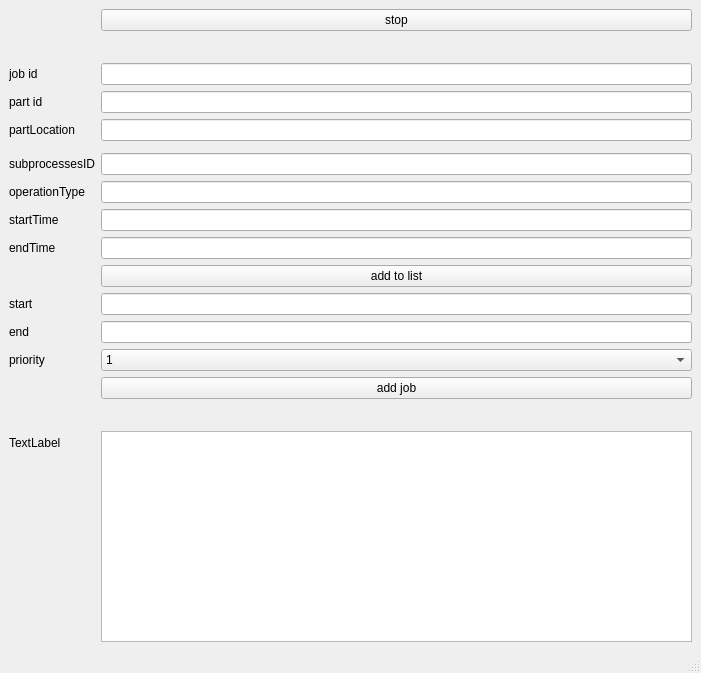
Old version of the form src/gui/gui/Interface.ui in the repository robosam2003/fams_ws.
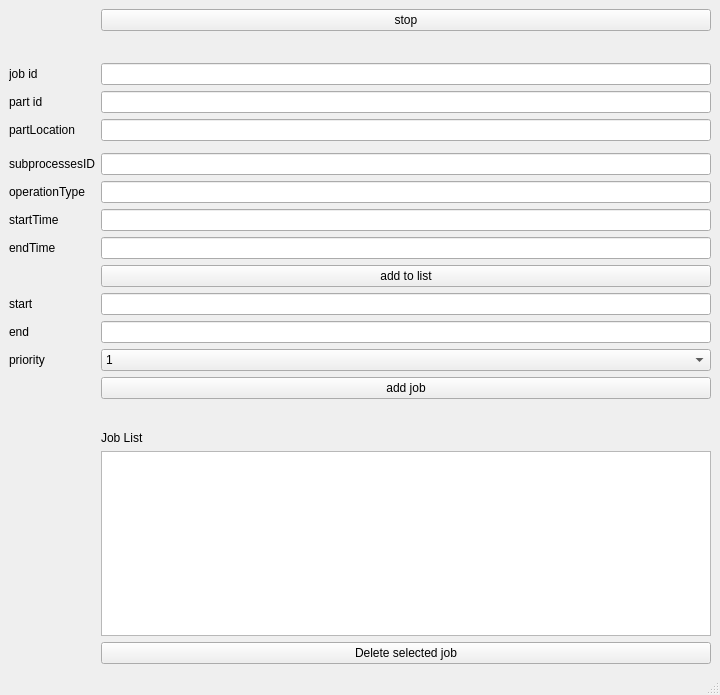
New version of the form. Icons and pictures are not drawn.

The edit to the form file:
```diff
--- a/src/gui/gui/Interface.ui
+++ b/src/gui/gui/Interface.ui
@@ -6,8 +6,8 @@
    <rect>
     <x>0</x>
     <y>0</y>
-    <width>701</width>
-    <height>673</height>
+    <width>720</width>
+    <height>695</height>
    </rect>
   </property>
   <property name="windowTitle">
@@ -192,12 +192,19 @@
      </spacer>
     </item>
     <item row="27" column="1">
-     <widget class="QListWidget" name="listWidget"/>
-    </item>
-    <item row="27" column="0">
      <widget class="QLabel" name="label_10">
       <property name="text">
-       <string>TextLabel</string>
+       <string>Job List</string>
+      </property>
+     </widget>
+    </item>
+    <item row="28" column="1">
+     <widget class="QListWidget" name="listWidget"/>
+    </item>
+    <item row="29" column="1">
+     <widget class="QPushButton" name="JobDeleteButton">
+      <property name="text">
+       <string>Delete selected job</string>
       </property>
      </widget>
     </item>
```
